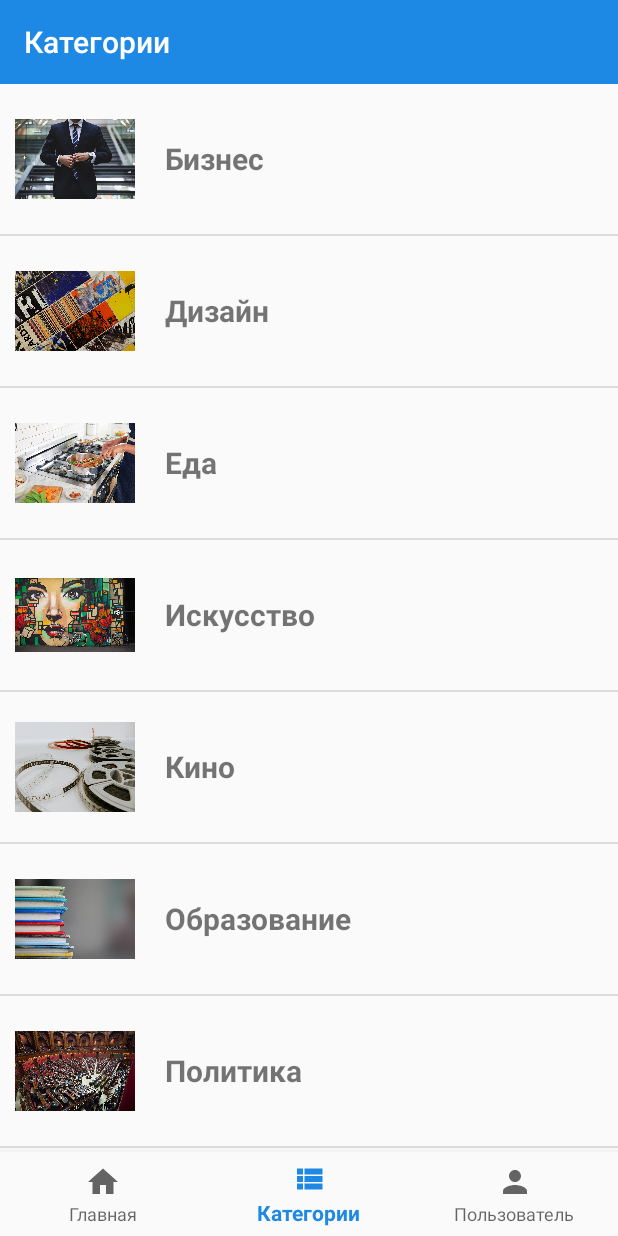
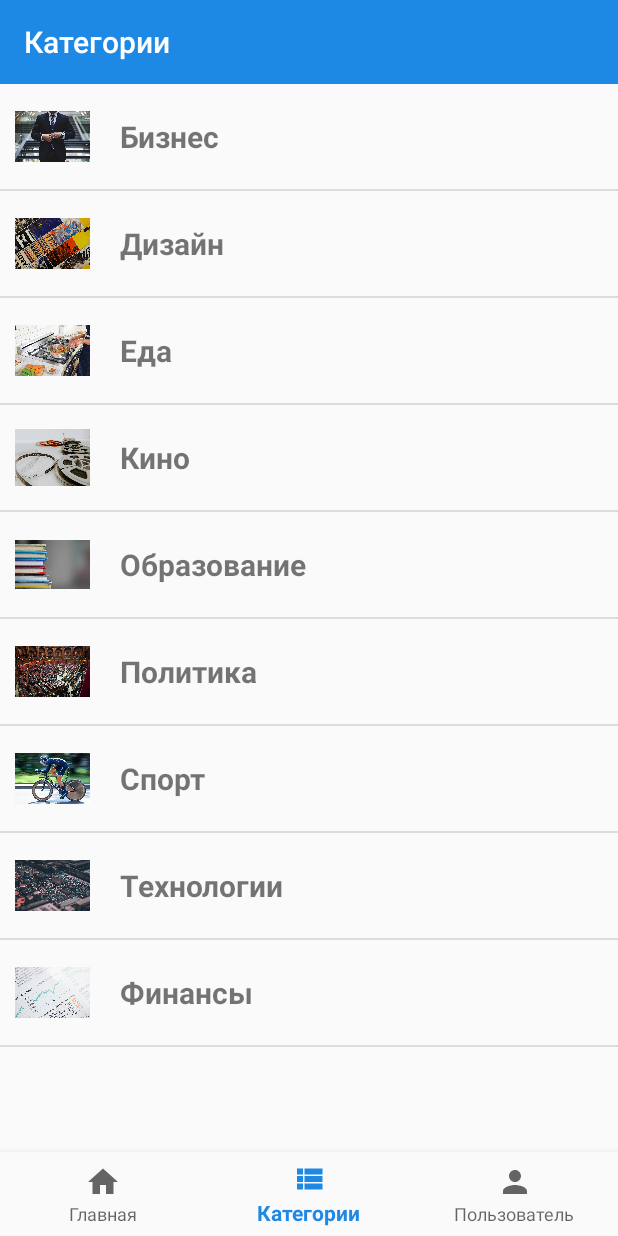
Before and after one commit to diazzers/Newzz, an Android app: the CategoriesFragment screen opened through its navigation route, on a phone screen of 412 x 824 dp. Run offline under Robolectric (Android 15) with nearby library versions, the phone set to English and light mode, and no system bars; our stand-ins replace Picasso, navigation-ui; libraries missing offline, so code that uses them is left out: com.loopj.android, cz.msebera.android; pictures from the network do not load; 2 statements that could not run were skipped.

Commit message:
add categories*

```diff
--- a/app/src/main/java/com/diazzers/newzz/NewzzRestClient.java
+++ b/app/src/main/java/com/diazzers/newzz/NewzzRestClient.java
@@ -25,5 +25,8 @@ public class NewzzRestClient {
     public static void getTopNewsList(RequestParams params, AsyncHttpResponseHandler responseHandler) {
         client.get(getAbsoluteUrl("top-headlines?country=ru&pageSize=100&apiKey=223135b4b6a4437097149c808de9745e"), params, responseHandler);
     }
+    public static void getBusinessCategoryNews(RequestParams params, AsyncHttpResponseHandler responseHandler){
+        client.get(getAbsoluteUrl("everything?q=бизнес&apiKey=223135b4b6a4437097149c808de9745e"), params, responseHandler);
+    }
 
 }
--- a/app/src/main/java/com/diazzers/newzz/adapter/CategoriesAdapter.java
+++ b/app/src/main/java/com/diazzers/newzz/adapter/CategoriesAdapter.java
@@ -4,10 +4,12 @@ import android.view.LayoutInflater;
 import android.view.View;
 import android.view.ViewGroup;
 import android.widget.ImageView;
+import android.widget.LinearLayout;
 import android.widget.TextView;
 
 import androidx.recyclerview.widget.RecyclerView;
 
+import com.diazzers.newzz.OnItemClickListener;
 import com.diazzers.newzz.R;
 import com.diazzers.newzz.pojo.Article;
 import com.diazzers.newzz.pojo.Category;
@@ -17,6 +19,8 @@ import java.util.ArrayList;
 
 public class CategoriesAdapter extends RecyclerView.Adapter<CategoriesAdapter.CategoriesViewHolder> {
 
+    private OnItemClickListener listener;
+
     private ArrayList<Category> categoriesList = new ArrayList<>();
 
     public void addData(ArrayList<Category> categoriesList) {
@@ -25,21 +29,38 @@ public class CategoriesAdapter extends RecyclerView.Adapter<CategoriesAdapter.Ca
         notifyDataSetChanged();
     }
 
+    public void addOnClickListener(OnItemClickListener listener) {
+        this.listener = listener;
+
+    }
+
     public class CategoriesViewHolder extends RecyclerView.ViewHolder {
         TextView categoryTextView;
         ImageView categoryImageView;
+        LinearLayout categoryLinearLayout;
 
         public CategoriesViewHolder(View itemView) {
             super(itemView);
             categoryTextView = itemView.findViewById(R.id.category_text_view);
             categoryImageView = itemView.findViewById(R.id.category_image_view);
+            categoryLinearLayout = itemView.findViewById(R.id.category_linear_layout);
 
         }
 
 
-        public void bind(Category category, int position) {
+        public void bind(final Category category, final OnItemClickListener listener, final int position) {
             categoryTextView.setText(category.getCategoryName());
             Picasso.get().load(category.getCategoryImage()).into(categoryImageView);
+
+            categoryLinearLayout.setOnClickListener(new View.OnClickListener() {
+                @Override
+                public void onClick(View v) {
+
+                    listener.onClick(position);
+
+
+                }
+            });
 
         }
     }
@@ -52,7 +73,7 @@ public class CategoriesAdapter extends RecyclerView.Adapter<CategoriesAdapter.Ca
 
     @Override
     public void onBindViewHolder(CategoriesViewHolder holder, int position) {
-        holder.bind(categoriesList.get(position), position);
+        holder.bind(categoriesList.get(position),listener, position);
     }
 
     @Override
--- a/app/src/main/java/com/diazzers/newzz/ui/categories/CategoriesFragment.java
+++ b/app/src/main/java/com/diazzers/newzz/ui/categories/CategoriesFragment.java
@@ -1,10 +1,12 @@
 package com.diazzers.newzz.ui.categories;
 
 import android.os.Bundle;
+import android.util.Log;
 import android.view.LayoutInflater;
 import android.view.View;
 import android.view.ViewGroup;
 import android.widget.TextView;
+import android.widget.Toast;
 
 import androidx.annotation.Nullable;
 import androidx.annotation.NonNull;
@@ -16,6 +18,7 @@ import androidx.lifecycle.ViewModelProviders;
 import androidx.recyclerview.widget.LinearLayoutManager;
 import androidx.recyclerview.widget.RecyclerView;
 
+import com.diazzers.newzz.OnItemClickListener;
 import com.diazzers.newzz.R;
 import com.diazzers.newzz.adapter.ArticlesAdapter;
 import com.diazzers.newzz.adapter.CategoriesAdapter;
@@ -44,6 +47,16 @@ public class CategoriesFragment extends Fragment {
 
         initRecyclerView(v);
 
+        categoriesAdapter.addOnClickListener(new OnItemClickListener() {
+
+            @Override
+            public void onClick(int position) {
+                categoriesViewModel.onArticleClick(position);
+
+
+            }
+        });
+
         bindViewModel();
         categoriesViewModel.loadData();
 
@@ -67,5 +80,13 @@ public class CategoriesFragment extends Fragment {
             }
         });
 
+        categoriesViewModel.openCategory.observe(this, new Observer<String>() {
+            @Override
+            public void onChanged(String s) {
+                Log.d("lt",s);
+
+            }
+        });
+
 }
 }
--- a/app/src/main/java/com/diazzers/newzz/ui/categories/CategoriesViewModel.java
+++ b/app/src/main/java/com/diazzers/newzz/ui/categories/CategoriesViewModel.java
@@ -1,73 +1,117 @@
 package com.diazzers.newzz.ui.categories;
 
+import android.util.Log;
+import android.widget.Toast;
+
+import androidx.fragment.app.Fragment;
 import androidx.lifecycle.LiveData;
 import androidx.lifecycle.MutableLiveData;
 import androidx.lifecycle.ViewModel;
 
+import com.diazzers.newzz.NewzzRestClient;
 import com.diazzers.newzz.R;
 import com.diazzers.newzz.pojo.Article;
 import com.diazzers.newzz.pojo.Category;
+import com.loopj.android.http.JsonHttpResponseHandler;
 
+import org.json.JSONException;
+import org.json.JSONObject;
+
+import java.text.ParseException;
+import java.text.SimpleDateFormat;
 import java.util.ArrayList;
+import java.util.Date;
+
+import cz.msebera.android.httpclient.Header;
+
+import static android.util.Config.LOGD;
 
 public class CategoriesViewModel extends ViewModel {
 
-
+    private ArrayList<Article> articlesList;
     private ArrayList<Category> categoriesList;
     public MutableLiveData<ArrayList<Category>> categoriesListLiveData;
+    public MutableLiveData<String> openCategory;
+
+    String lt;
 
     public CategoriesViewModel() {
         categoriesListLiveData = new MutableLiveData<>();
+        openCategory = new MutableLiveData<>();
     }
 
     public void loadData() {
 
         categoriesList = new ArrayList<>();
-        String categoryBusiness = "Бизнес";
-        String categoryDesign = "Дизайн";
-        String categoryFood = "Еда";
-        String categoryArt = "Искусство";
-        String categoryMovies = "Кино";
-        String categoryEducation = "Образование";
-        String categoryPolitics = "Политика";
-        String categorySport = "Спорт";
-        String categoryTech = "Технологии";
-        String categoryFinance = "Финансы";
 
-        String categoryBusinessImage= "file:///android_asset/category_business.jpg";
-        String categoryDesignImage= "file:///android_asset/category_design.jpg";
-        String categoryFoodImage= "file:///android_asset/category_food.jpg";
-        String categoryArtImage= "file:///android_asset/category_art.jpg";
-        String categoryMoviesImage= "file:///android_asset/category_movies.jpg";
-        String categoryEducationImage= "file:///android_asset/category_education.jpg";
-        String categoryPoliticsImage= "file:///android_asset/category_politics.jpg";
-        String categorySportImage= "file:///android_asset/category_sport.jpg";
-        String categoryTechImage= "file:///android_asset/category_tech.jpg";
-        String categoryFinanceImage= "file:///android_asset/category_finance.jpg";
+        Category categoryBusiness = new Category("Бизнес","file:///android_asset/category_business.jpg" );
+        Category categoryDesign = new Category("Дизайн", "file:///android_asset/category_design.jpg");
+        Category categoryFood = new Category("Еда", "file:///android_asset/category_food.jpg");
+        Category categoryMovies = new Category("Кино", "file:///android_asset/category_movies.jpg");
+        Category categoryEducation = new Category("Образование", "file:///android_asset/category_education.jpg");
+        Category categoryPolitics = new Category("Политика", "file:///android_asset/category_politics.jpg");
+        Category categorySport = new Category("Спорт","file:///android_asset/category_sport.jpg");
+        Category categoryTechnologies = new Category("Технологии", "file:///android_asset/category_tech.jpg");
+        Category categoryFinance = new Category("Финансы", "file:///android_asset/category_finance.jpg");
 
-        Category category1 = new Category(categoryBusiness, categoryBusinessImage);
-        Category category2 = new Category(categoryDesign, categoryDesignImage);
-        Category category3 = new Category(categoryFood, categoryFoodImage);
-        Category category4 = new Category(categoryArt, categoryArtImage);
-        Category category5 = new Category(categoryMovies, categoryMoviesImage);
-        Category category6 = new Category(categoryEducation, categoryEducationImage);
-        Category category7 = new Category(categoryPolitics, categoryPoliticsImage);
-        Category category8 = new Category(categorySport,categorySportImage);
-        Category category9 = new Category(categoryTech, categoryTechImage);
-        Category category10 = new Category(categoryFinance, categoryFinanceImage);
+        categoriesList.add(categoryBusiness);
+        categoriesList.add(categoryDesign);
+        categoriesList.add(categoryFood);
+        categoriesList.add(categoryMovies);
+        categoriesList.add(categoryEducation);
+        categoriesList.add(categoryPolitics);
+        categoriesList.add(categorySport);
+        categoriesList.add(categoryTechnologies);
+        categoriesList.add(categoryFinance);
+
+        categoriesListLiveData.postValue(categoriesList);
+
+        NewzzRestClient.getBusinessCategoryNews(
+                null, new JsonHttpResponseHandler() {
+                    @Override
+                    public void onSuccess(int statusCode, Header[] headers, JSONObject response) {
+
+                        try {
+                            articlesList = new ArrayList<>();
+
+                            for (int i = 0; i < response.getJSONArray("articles").length(); i++) {
+                                String title = response.getJSONArray("articles").getJSONObject(i).getString("title");
+                                String url = response.getJSONArray("articles").getJSONObject(i).getString("url");
+                                String urlToImage = response.getJSONArray("articles").getJSONObject(i).getString("urlToImage");
+
+                                SimpleDateFormat sdf = new SimpleDateFormat("yyyy-MM-dd'T'HH:mm");
+                                Date publishedAt = null;
+                                try {
+                                    publishedAt = sdf.parse(response.getJSONArray("articles").getJSONObject(i).getString("publishedAt"));
+                                } catch (ParseException e) {
+                                    e.printStackTrace();
+                                }
+
+                                String sourceName = response.getJSONArray("articles").getJSONObject(i).getJSONObject("source").getString("name");
 
 
-        categoriesList.add(0,category1);
-        categoriesList.add(1,category2);
-        categoriesList.add(2,category3);
-        categoriesList.add(3,category4);
-        categoriesList.add(4,category5);
-        categoriesList.add(5,category6);
-        categoriesList.add(6,category7);
-        categoriesList.add(7,category8);
-        categoriesList.add(8,category9);
-        categoriesList.add(9,category10);
+                                Article article = new Article(title, url, urlToImage, publishedAt, sourceName);
+                                articlesList.add(i, article);
 
-        categoriesListLiveData.postValue(categoriesList);
+                                lt = articlesList.toString();
+
+                            }
+
+                        } catch (JSONException e) {
+                            e.printStackTrace();
+                        }
+
+                    }
+                });
     }
+
+    public void onArticleClick(int position) {
+        if (categoriesList.get(position).getCategoryName().equals("Бизнес")){
+            openCategory.postValue(lt);
+        }
+
+
+
+    }
+
 }
--- a/app/src/main/res/layout/articles_item_view.xml
+++ b/app/src/main/res/layout/articles_item_view.xml
@@ -75,10 +75,11 @@
                     android:layout_width="0dp"
                     android:layout_height="wrap_content"
                     android:layout_marginStart="16dp"
-                    android:layout_weight="1"
+                    android:layout_marginEnd="16dp"
                     android:text="News.com"
                     android:textColor="#757575"
-                    android:textStyle="bold" />
+                    android:textStyle="bold"
+                    android:layout_weight="4"/>
 
                 <TextView
                     android:id="@+id/published_at_text_view"
@@ -87,27 +88,30 @@
                     android:layout_marginStart="16dp"
                     android:layout_marginEnd="16dp"
                     android:text="12 декабря, в 12:00"
-                    android:textColor="#757575" />
+                    android:textColor="#757575"
+                    android:layout_weight="0"/>
 
                 <ImageView
                     android:id="@+id/share_btn"
                     android:layout_width="wrap_content"
                     android:layout_height="wrap_content"
-                    android:layout_marginStart="32dp"
-                    android:layout_marginEnd="12dp"
+                    android:layout_marginStart="16dp"
+                    android:layout_marginEnd="16dp"
                     android:clickable="true"
                     android:contentDescription="@string/share_button"
-                    app:srcCompat="@drawable/ic_share_24dp" />
+                    app:srcCompat="@drawable/ic_share_24dp"
+                    android:layout_weight="0"/>
 
                 <ImageView
                     android:id="@+id/bookmark_btn"
                     android:layout_width="wrap_content"
                     android:layout_height="wrap_content"
-                    android:layout_marginStart="12dp"
-                    android:layout_marginEnd="32dp"
+                    android:layout_marginStart="16dp"
+                    android:layout_marginEnd="16dp"
                     android:clickable="true"
                     android:contentDescription="@string/bookmark_button"
-                    app:srcCompat="@drawable/ic_bookmark_border_black_24dp" />
+                    app:srcCompat="@drawable/ic_bookmark_border_black_24dp"
+                    android:layout_weight="0"/>
 
             </LinearLayout>
 
--- a/app/src/main/res/layout/categories_item_view.xml
+++ b/app/src/main/res/layout/categories_item_view.xml
@@ -7,7 +7,7 @@
     android:orientation="vertical">
 
     <LinearLayout
-        android:id="@+id/linearLayout"
+        android:id="@+id/category_linear_layout"
         android:layout_width="match_parent"
         android:layout_height="wrap_content"
         android:orientation="horizontal"
@@ -20,8 +20,8 @@
 
         <ImageView
             android:id="@+id/category_image_view"
-            android:layout_width="80dp"
-            android:layout_height="80dp"
+            android:layout_width="50dp"
+            android:layout_height="50dp"
             android:src="@mipmap/ic_launcher" />
 
         <TextView
@@ -44,6 +44,6 @@
         android:background="?android:attr/listDivider"
         app:layout_constraintEnd_toEndOf="parent"
         app:layout_constraintStart_toStartOf="parent"
-        app:layout_constraintTop_toBottomOf="@id/linearLayout" />
+        app:layout_constraintTop_toBottomOf="@id/category_linear_layout" />
 
 </androidx.constraintlayout.widget.ConstraintLayout>
```
Also changed, not shown: app/src/main/assets/category_art.jpg (deleted).
